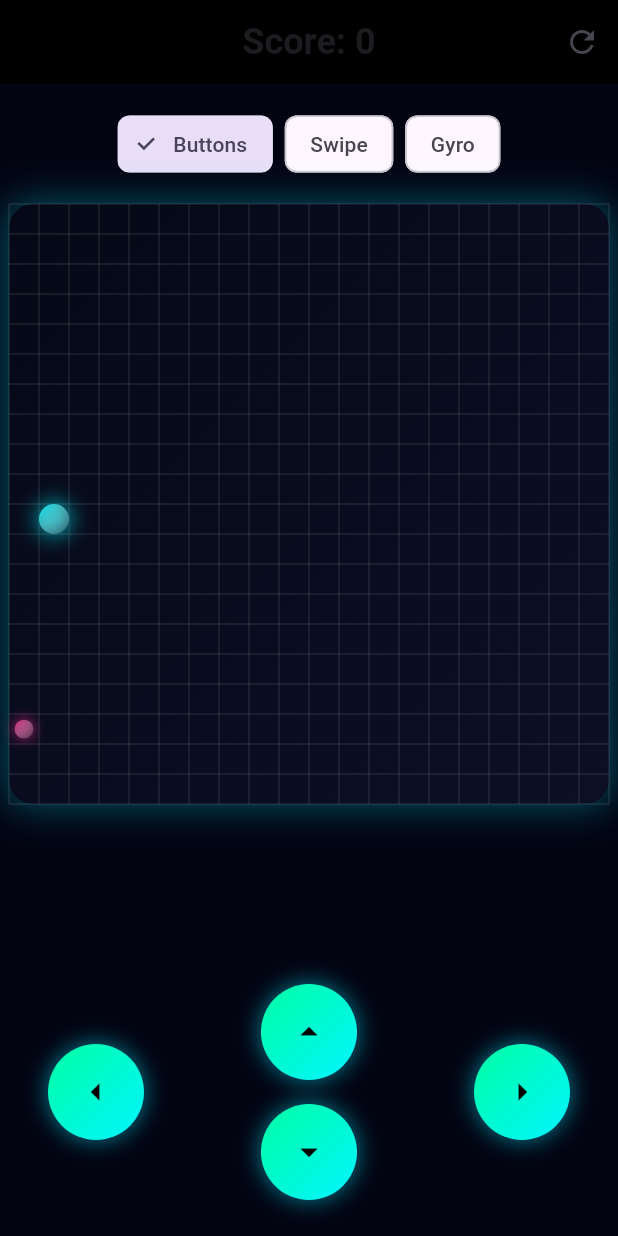
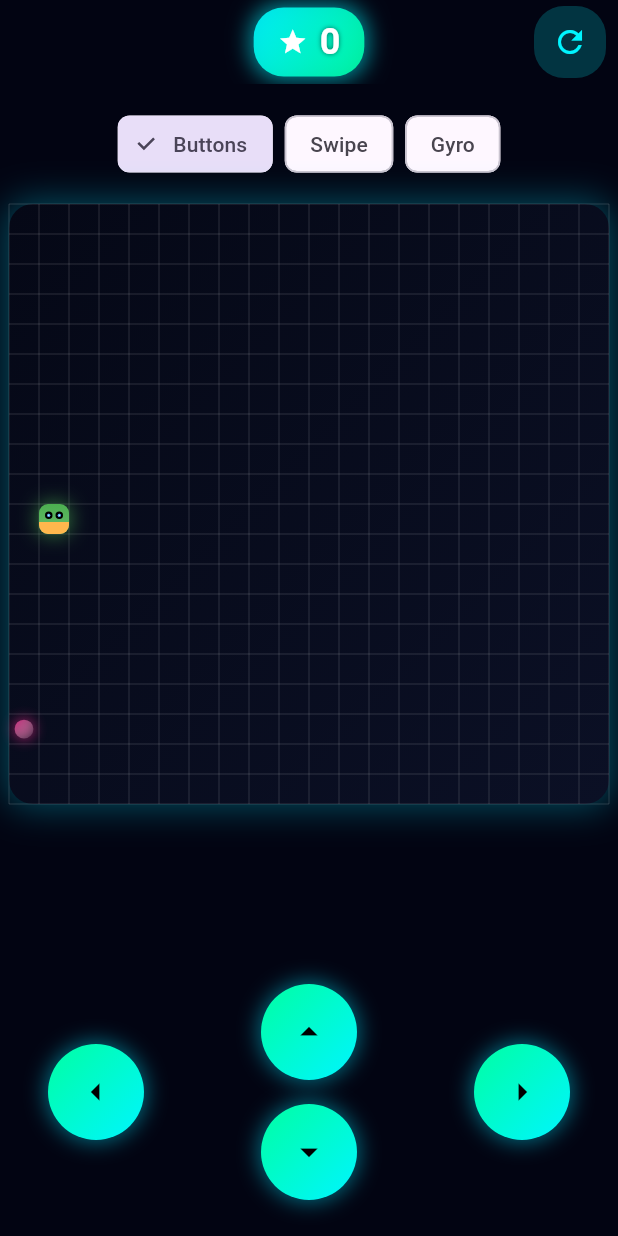
Before and after one commit to Huso-16/Snake-Game, a Flutter app: the screen it shows after launch, on a phone screen of 412 x 824 dp. Run offline on Flutter 3.47's test engine with Material 3 defaults, Android fonts, the phone set to English and light mode, and no system bars; our stand-ins replace sensors_plus.

Commit message:
Implement snake head rendering and enhance game controls with gyroscope support. Update dependencies and refactor game board structure.

```diff
--- a/lib/game.dart
+++ b/lib/game.dart
@@ -1,4 +1,7 @@
+import 'dart:async';
+
 import 'package:flutter/material.dart';
+import 'package:sensors_plus/sensors_plus.dart';
 
 import 'control_panel.dart';
 import 'control_mode.dart';
@@ -22,12 +25,23 @@ class _GamePageState extends State<GamePage> {
   late int _rows;
   late int _cols;
 
+  StreamSubscription<AccelerometerEvent>? _accelerometerSubscription;
+  DateTime? _lastGyroUpdate;
+  static const _gyroUpdateInterval = Duration(milliseconds: 200); // Debounce interval
+  static const _tiltThreshold = 2.0; // Minimum tilt to trigger direction change
+
   @override
   void initState() {
     super.initState();
     WidgetsBinding.instance.addPostFrameCallback((_) {
       _initGame();
     });
+  }
+
+  @override
+  void dispose() {
+    _accelerometerSubscription?.cancel();
+    super.dispose();
   }
 
   void _initGame() {
@@ -44,6 +58,7 @@ class _GamePageState extends State<GamePage> {
     });
 
     _startTicker();
+    _setupGyroControls();
   }
 
   void _startTicker() {
@@ -69,30 +84,123 @@ class _GamePageState extends State<GamePage> {
     });
   }
 
+  void _setupGyroControls() {
+    _accelerometerSubscription?.cancel();
+
+    if (_controlMode == ControlMode.gyro) {
+      _accelerometerSubscription = accelerometerEventStream().listen(
+        (AccelerometerEvent event) {
+          final now = DateTime.now();
+          if (_lastGyroUpdate != null &&
+              now.difference(_lastGyroUpdate!) < _gyroUpdateInterval) {
+            return; // Debounce
+          }
+
+          final x = event.x;
+          final y = event.y;
+          final absX = x.abs();
+          final absY = y.abs();
+
+          // Determine dominant axis
+          if (absX > absY && absX > _tiltThreshold) {
+            // Horizontal tilt
+            _lastGyroUpdate = now;
+            if (x > 0) {
+              _onDirectionChanged(Direction.right);
+            } else {
+              _onDirectionChanged(Direction.left);
+            }
+          } else if (absY > absX && absY > _tiltThreshold) {
+            // Vertical tilt
+            _lastGyroUpdate = now;
+            if (y > 0) {
+              _onDirectionChanged(Direction.down);
+            } else {
+              _onDirectionChanged(Direction.up);
+            }
+          }
+        },
+        onError: (error) {
+          // Handle sensor errors gracefully
+          print('Gyro sensor error: $error');
+        },
+      );
+    }
+  }
+
   void _onSwipe(DragEndDetails details) {
-    if (details.velocity.pixelsPerSecond.dx.abs() >
-        details.velocity.pixelsPerSecond.dy.abs()) {
-      if (details.velocity.pixelsPerSecond.dx > 0) {
+    const minVelocity = 100.0; // Minimum velocity threshold
+
+    final dx = details.velocity.pixelsPerSecond.dx;
+    final dy = details.velocity.pixelsPerSecond.dy;
+    final absDx = dx.abs();
+    final absDy = dy.abs();
+
+    // Determine dominant axis with minimum threshold
+    if (absDx > absDy && absDx > minVelocity) {
+      // Horizontal swipe
+      if (dx > 0) {
         _onDirectionChanged(Direction.right);
       } else {
         _onDirectionChanged(Direction.left);
       }
-    } else {
-      if (details.velocity.pixelsPerSecond.dy > 0) {
+    } else if (absDy > absDx && absDy > minVelocity) {
+      // Vertical swipe
+      if (dy > 0) {
         _onDirectionChanged(Direction.down);
       } else {
         _onDirectionChanged(Direction.up);
       }
     }
+    // If neither axis meets threshold, ignore the swipe
   }
 
   Widget _buildScore() {
     final score = _state?.score ?? 0;
-    return Text(
-      'Score: $score',
-      style: const TextStyle(
-        fontSize: 24,
-        fontWeight: FontWeight.bold,
+    return Container(
+      padding: const EdgeInsets.symmetric(horizontal: 16, vertical: 8),
+      decoration: BoxDecoration(
+        gradient: LinearGradient(
+          colors: [
+            const Color(0xFF00F5FF).withOpacity(0.9),
+            const Color(0xFF00FFA3).withOpacity(0.9),
+          ],
+          begin: Alignment.topLeft,
+          end: Alignment.bottomRight,
+        ),
+        borderRadius: BorderRadius.circular(20),
+        boxShadow: [
+          BoxShadow(
+            color: const Color(0xFF00F5FF).withOpacity(0.6),
+            blurRadius: 12,
+            spreadRadius: 2,
+          ),
+        ],
+      ),
+      child: Row(
+        mainAxisSize: MainAxisSize.min,
+        children: [
+          const Icon(
+            Icons.star,
+            color: Colors.white,
+            size: 20,
+          ),
+          const SizedBox(width: 8),
+          Text(
+            '$score',
+            style: const TextStyle(
+              fontSize: 24,
+              fontWeight: FontWeight.bold,
+              color: Colors.white,
+              shadows: [
+                Shadow(
+                  color: Colors.black54,
+                  blurRadius: 4,
+                ),
+              ],
+            ),
+          ),
+        ],
       ),
     );
   }
@@ -122,14 +230,21 @@ class _GamePageState extends State<GamePage> {
     return Scaffold(
       backgroundColor: const Color(0xFF020412),
       appBar: AppBar(
-        backgroundColor: Colors.black,
+        backgroundColor: Colors.transparent,
         elevation: 0,
         title: _buildScore(),
         centerTitle: true,
         actions: [
-          IconButton(
-            icon: const Icon(Icons.refresh),
-            onPressed: _restart,
+          Container(
+            margin: const EdgeInsets.only(right: 8),
+            decoration: BoxDecoration(
+              color: const Color(0xFF00F5FF).withOpacity(0.2),
+              borderRadius: BorderRadius.circular(20),
+            ),
+            child: IconButton(
+              icon: const Icon(Icons.refresh, color: Color(0xFF00F5FF)),
+              onPressed: _restart,
+            ),
           ),
         ],
       ),
@@ -147,6 +262,7 @@ class _GamePageState extends State<GamePage> {
                   onSelected: (_) {
                     setState(() {
                       _controlMode = ControlMode.buttons;
+                      _setupGyroControls();
                     });
                   },
                 ),
@@ -157,6 +273,7 @@ class _GamePageState extends State<GamePage> {
                   onSelected: (_) {
                     setState(() {
                       _controlMode = ControlMode.swipe;
+                      _setupGyroControls();
                     });
                   },
                 ),
@@ -167,6 +284,7 @@ class _GamePageState extends State<GamePage> {
                   onSelected: (_) {
                     setState(() {
                       _controlMode = ControlMode.gyro;
+                      _setupGyroControls();
                     });
                   },
                 ),
@@ -176,9 +294,7 @@ class _GamePageState extends State<GamePage> {
           const SizedBox(height: 16),
           Center(
             child: GestureDetector(
-              onHorizontalDragEnd:
-                  _controlMode == ControlMode.swipe ? _onSwipe : null,
-              onVerticalDragEnd:
+              onPanEnd:
                   _controlMode == ControlMode.swipe ? _onSwipe : null,
               child: GameBoard(
                 state: _state!,
--- a/lib/game_board.dart
+++ b/lib/game_board.dart
@@ -2,6 +2,7 @@ import 'package:flutter/material.dart';
 
 import 'piece.dart';
 import 'snake_game.dart';
+import 'snake_head.dart';
 
 class GameBoard extends StatelessWidget {
   final SnakeGameState state;
@@ -64,19 +65,38 @@ class GameBoard extends StatelessWidget {
   }
 
   List<Widget> _buildSnake() {
-    return state.snake.asMap().entries.map((entry) {
-      final index = entry.key;
-      final pos = entry.value;
-      final isHead = index == 0;
+    final widgets = <Widget>[];
 
-      return Piece(
-        posX: (pos.dx.toInt() * cellSize),
-        posY: (pos.dy.toInt() * cellSize),
-        size: cellSize,
-        color: isHead ? const Color(0xFF00F5FF) : const Color(0xFF00FFA3),
-        isAnimated: false,
-      );
-    }).toList();
+    for (int i = 0; i < state.snake.length; i++) {
+      final pos = state.snake[i];
+      final isHead = i == 0;
+
+      if (isHead) {
+        widgets.add(
+          SnakeHead(
+            posX: (pos.dx.toInt() * cellSize),
+            posY: (pos.dy.toInt() * cellSize),
+            size: cellSize,
+            direction: state.direction,
+          ),
+        );
+      } else {
+        // Body segments with green color and yellow belly
+        final bodyColor = i % 2 == 0
+            ? const Color(0xFF4CAF50) // Green
+            : const Color(0xFF66BB6A); // Lighter green
+        widgets.add(
+          _SnakeBodySegment(
+            posX: (pos.dx.toInt() * cellSize),
+            posY: (pos.dy.toInt() * cellSize),
+            size: cellSize,
+            color: bodyColor,
+          ),
+        );
+      }
+    }
+
+    return widgets;
   }
 
   Widget _buildFood() {
@@ -122,3 +142,69 @@ class _GridPainter extends CustomPainter {
   @override
   bool shouldRepaint(covariant CustomPainter oldDelegate) => false;
 }
+
+class _SnakeBodySegment extends StatelessWidget {
+  final int posX;
+  final int posY;
+  final int size;
+  final Color color;
+
+  const _SnakeBodySegment({
+    Key? key,
+    required this.posX,
+    required this.posY,
+    required this.size,
+    required this.color,
+  }) : super(key: key);
+
+  @override
+  Widget build(BuildContext context) {
+    return Positioned(
+      left: posX.toDouble(),
+      top: posY.toDouble(),
+      child: Container(
+        width: size.toDouble(),
+        height: size.toDouble(),
+        decoration: BoxDecoration(
+          shape: BoxShape.rectangle,
+          borderRadius: BorderRadius.circular(size.toDouble() * 0.2),
+          gradient: LinearGradient(
+            colors: [
+              color,
+              const Color(0xFFFFB74D).withOpacity(0.3), // Yellow belly hint
+            ],
+            begin: Alignment.topCenter,
+            end: Alignment.bottomCenter,
+          ),
+          boxShadow: [
+            BoxShadow(
+              color: color.withOpacity(0.4),
+              blurRadius: 8,
+              spreadRadius: 0.5,
+            ),
+          ],
+        ),
+        // Add subtle spots pattern
+        child: CustomPaint(
+          painter: _SpotPainter(),
+        ),
+      ),
+    );
+  }
+}
+
+class _SpotPainter extends CustomPainter {
+  @override
+  void paint(Canvas canvas, Size size) {
+    final paint = Paint()
+      ..color = const Color(0xFF81C784).withOpacity(0.3)
+      ..style = PaintingStyle.fill;
+
+    // Draw a few small spots
+    canvas.drawCircle(Offset(size.width * 0.3, size.height * 0.3), size.width * 0.15, paint);
+    canvas.drawCircle(Offset(size.width * 0.7, size.height * 0.7), size.width * 0.12, paint);
+  }
+
+  @override
+  bool shouldRepaint(covariant CustomPainter oldDelegate) => false;
+}
--- /dev/null
+++ b/lib/snake_head.dart
@@ -0,0 +1,205 @@
+import 'package:flutter/material.dart';
+import 'direction.dart';
+
+class SnakeHead extends StatelessWidget {
+  final int posX;
+  final int posY;
+  final int size;
+  final Direction direction;
+
+  const SnakeHead({
+    Key? key,
+    required this.posX,
+    required this.posY,
+    required this.size,
+    required this.direction,
+  }) : super(key: key);
+
+  @override
+  Widget build(BuildContext context) {
+    return Positioned(
+      left: posX.toDouble(),
+      top: posY.toDouble(),
+      child: Container(
+        width: size.toDouble(),
+        height: size.toDouble(),
+        decoration: BoxDecoration(
+          shape: BoxShape.rectangle,
+          borderRadius: BorderRadius.circular(size.toDouble() * 0.3),
+          gradient: LinearGradient(
+            colors: [
+              const Color(0xFF4CAF50), // Green body
+              const Color(0xFF66BB6A),
+            ],
+            begin: Alignment.topCenter,
+            end: Alignment.bottomCenter,
+          ),
+          boxShadow: [
+            BoxShadow(
+              color: const Color(0xFF4CAF50).withOpacity(0.6),
+              blurRadius: 10,
+              spreadRadius: 1,
+            ),
+          ],
+        ),
+        child: Stack(
+          children: [
+            // Yellow/orange belly
+            Positioned(
+              bottom: 0,
+              left: 0,
+              right: 0,
+              height: size.toDouble() * 0.4,
+              child: Container(
+                decoration: BoxDecoration(
+                  color: const Color(0xFFFFB74D), // Yellow-orange belly
+                  borderRadius: BorderRadius.only(
+                    bottomLeft: Radius.circular(size.toDouble() * 0.3),
+                    bottomRight: Radius.circular(size.toDouble() * 0.3),
+                  ),
+                ),
+              ),
+            ),
+            // Eyes
+            ..._buildEyes(),
+            // Tongue (if moving horizontally)
+            if (direction == Direction.left || direction == Direction.right)
+              _buildTongue(),
+          ],
+        ),
+      ),
+    );
+  }
+
+  List<Widget> _buildEyes() {
+    final eyeSize = size * 0.25;
+    final eyeOffsetX = size * 0.2;
+    final eyeOffsetY = size * 0.25;
+
+    return [
+      // Left eye
+      Positioned(
+        left: eyeOffsetX,
+        top: eyeOffsetY,
+        child: Container(
+          width: eyeSize.toDouble(),
+          height: eyeSize.toDouble(),
+          decoration: BoxDecoration(
+            color: Colors.white,
+            shape: BoxShape.circle,
+            border: Border.all(color: Colors.black, width: 1.5),
+          ),
+          child: Center(
+            child: Container(
+              width: (eyeSize * 0.5).toDouble(),
+              height: (eyeSize * 0.5).toDouble(),
+              decoration: const BoxDecoration(
+                color: Color(0xFF2196F3), // Blue eyes
+                shape: BoxShape.circle,
+              ),
+              child: Center(
+                child: Container(
+                  width: (eyeSize * 0.2).toDouble(),
+                  height: (eyeSize * 0.2).toDouble(),
+                  decoration: const BoxDecoration(
+                    color: Colors.white,
+                    shape: BoxShape.circle,
+                  ),
+                ),
+              ),
+            ),
+          ),
+        ),
+      ),
+      // Right eye
+      Positioned(
+        right: eyeOffsetX,
+        top: eyeOffsetY,
+        child: Container(
+          width: eyeSize.toDouble(),
+          height: eyeSize.toDouble(),
+          decoration: BoxDecoration(
+            color: Colors.white,
+            shape: BoxShape.circle,
+            border: Border.all(color: Colors.black, width: 1.5),
+          ),
+          child: Center(
+            child: Container(
+              width: (eyeSize * 0.5).toDouble(),
+              height: (eyeSize * 0.5).toDouble(),
+              decoration: const BoxDecoration(
+                color: Color(0xFF2196F3), // Blue eyes
+                shape: BoxShape.circle,
+              ),
+              child: Center(
+                child: Container(
+                  width: (eyeSize * 0.2).toDouble(),
+                  height: (eyeSize * 0.2).toDouble(),
+                  decoration: const BoxDecoration(
+                    color: Colors.white,
+                    shape: BoxShape.circle,
+                  ),
+                ),
+              ),
+            ),
+          ),
+        ),
+      ),
+    ];
+  }
+
+  Widget _buildTongue() {
+    final tongueLength = size * 0.3;
+    final tongueWidth = size * 0.15;
+    final isLeft = direction == Direction.left;
+
+    return Positioned(
+      top: size * 0.5,
+      left: isLeft ? -tongueLength : null,
+      right: isLeft ? null : -tongueLength,
+      child: Container(
+        width: tongueLength.toDouble(),
+        height: tongueWidth.toDouble(),
+        decoration: BoxDecoration(
+          color: const Color(0xFFFF69B4), // Pink tongue
+          borderRadius: BorderRadius.circular(tongueWidth.toDouble() * 0.5),
+        ),
+        child: Stack(
+          children: [
+            // Forked tongue
+            Positioned(
+              left: tongueLength * 0.6,
+              top: 0,
+              child: Container(
+                width: (tongueLength * 0.4).toDouble(),
+                height: (tongueWidth * 0.5).toDouble(),
+                decoration: BoxDecoration(
+                  color: const Color(0xFFFF1493),
+                  borderRadius: BorderRadius.only(
+                    topRight: Radius.circular(tongueWidth.toDouble() * 0.5),
+                    bottomRight: Radius.circular(tongueWidth.toDouble() * 0.5),
+                  ),
+                ),
+              ),
+            ),
+            Positioned(
+              left: tongueLength * 0.6,
+              bottom: 0,
+              child: Container(
+                width: (tongueLength * 0.4).toDouble(),
+                height: (tongueWidth * 0.5).toDouble(),
+                decoration: BoxDecoration(
+                  color: const Color(0xFFFF1493),
+                  borderRadius: BorderRadius.only(
+                    topRight: Radius.circular(tongueWidth.toDouble() * 0.5),
+                    bottomRight: Radius.circular(tongueWidth.toDouble() * 0.5),
+                  ),
+                ),
+              ),
+            ),
+          ],
+        ),
+      ),
+    );
+  }
+}
--- a/pubspec.yaml
+++ b/pubspec.yaml
@@ -28,6 +28,7 @@ dependencies:
   # The following adds the Cupertino Icons font to your application.
   # Use with the CupertinoIcons class for iOS style icons.
   cupertino_icons: ^1.0.0
+  sensors_plus: ^4.0.2
 
 dev_dependencies:
   flutter_test:
```
Also changed, not shown: pubspec.lock.
